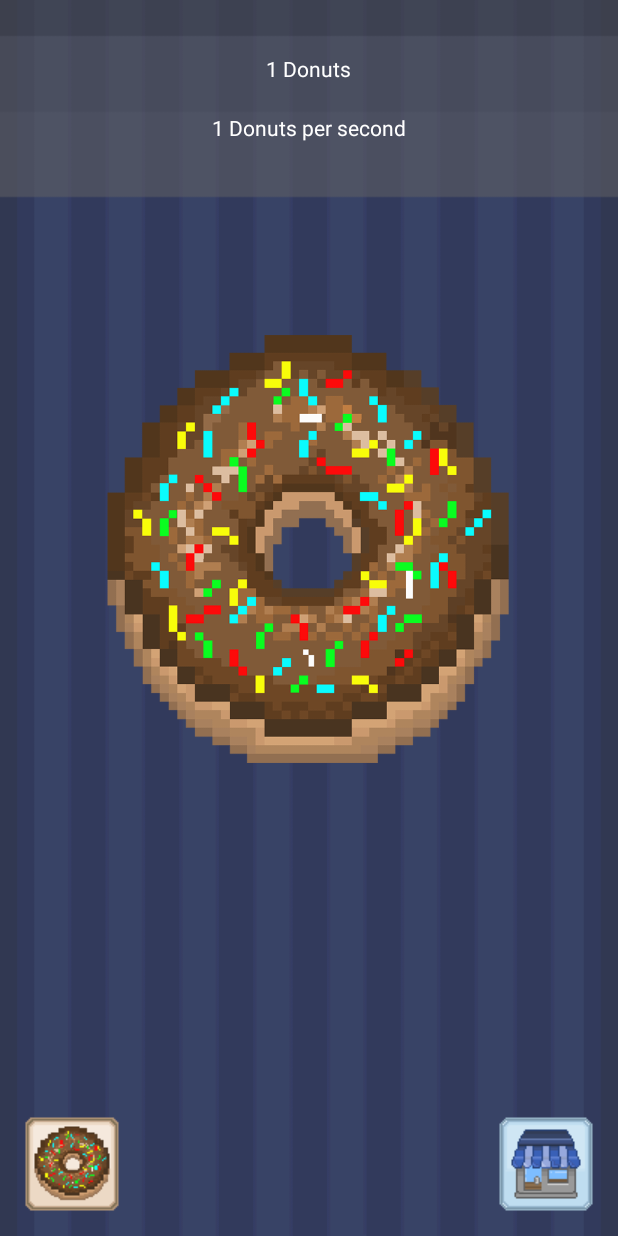
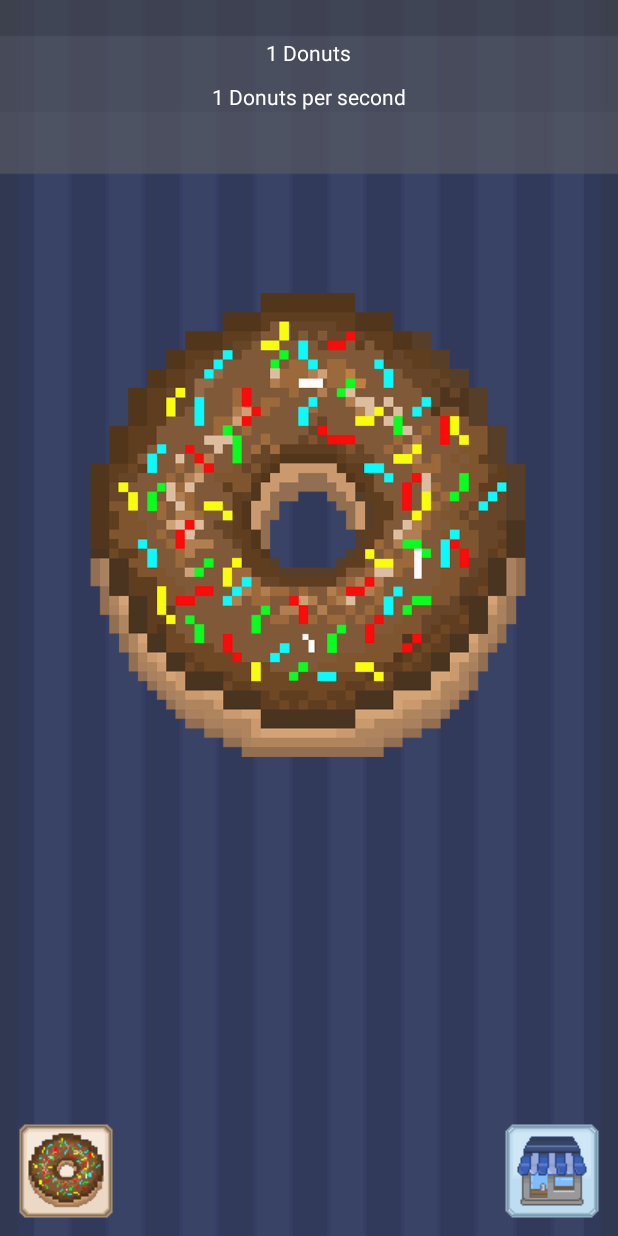
Before and after one commit to dingloid/Clicker-2, an Android app: the MainActivity screen opened directly, with no data from a screen before it, on a phone screen of 412 x 824 dp. Run offline under Robolectric (Android 15) with nearby library versions, the light colour scheme and no system bars; our stand-ins replace AdMob; libraries missing offline, so code that uses them is left out: com.plattysoft.leonids; 2 statements that could not run were skipped.

Commit message:
Working Game Update

```diff
--- a/app/src/main/java/ohpiestudio/clicker2/MainActivity.java
+++ b/app/src/main/java/ohpiestudio/clicker2/MainActivity.java
@@ -15,6 +15,9 @@ import android.view.animation.AccelerateInterpolator;
 import android.widget.ImageView;
 import android.widget.TextView;
 
+import com.google.android.gms.ads.AdRequest;
+import com.google.android.gms.ads.AdView;
+import com.google.android.gms.ads.MobileAds;
 import com.plattysoft.leonids.ParticleSystem;
 
 import ohpiestudio.clicker2.Screens.Shop;
@@ -38,6 +41,7 @@ public class MainActivity extends AppCompatActivity {
     private static final String SKIN_NAME = "savedSkin";
     static final int SHOP_CODE = 1;
     static final int SKIN_SHOP_CODE = 2;
+    private ParticleSystem particles;
 
     Skins.skinType selectedSkin;
 
@@ -56,30 +60,11 @@ public class MainActivity extends AppCompatActivity {
         donutPerSecond = donutDetails.getLong("donutPerSecond", donutPerSecond);
 
         SharedPreferences skinDetails = getSharedPreferences(SKIN_NAME, Context.MODE_PRIVATE);
-        int temp = skinDetails.getInt(SKIN_NAME,0 );
+        int temp = skinDetails.getInt(SKIN_NAME, 0);
         selectedSkin = Skins.skinType.fromInt(temp);
         setDonutImage(selectedSkin);
+        particles =  new ParticleSystem(MainActivity.this, 6, getSkin(selectedSkin), 3000, R.id.bg_hook);
 
-        rain = new CountDownTimer(1000, 1000) {
-            @Override
-            public void onTick(long millisUntilFinished) {
-            }
-            @Override
-            public void onFinish() {
-                try{
-                    startLoop();
-                }catch(Exception e){
-                    Log.e("Error", "Error: " + e.toString());
-                }
-            }
-            private void startLoop() {
-                new ParticleSystem(MainActivity.this, 6, R.drawable.defaultdonutico, 3000, R.id.bg_hook)
-                        .setSpeedByComponentsRange(0f, 0f, 0.09f, 0.15f)
-                        .setAcceleration(0.000018f, 90)
-                        .setFadeOut(2500, new AccelerateInterpolator())
-                        .emitWithGravity(findViewById(R.id.emitter), Gravity.BOTTOM, 4);
-            }
-        };
 
     }//End onCreate
 
@@ -91,6 +76,37 @@ public class MainActivity extends AppCompatActivity {
         donutPerSecondText = (TextView) findViewById(R.id.donutPerSecondText);
         ImageView toShop = (ImageView) findViewById(R.id.toShop);
         ImageView toSkinShop = (ImageView) findViewById(R.id.toSkinShop);
+
+
+        //BANNER AD
+        MobileAds.initialize(getApplicationContext(), "ca-app-pub-3274964731359118~2273860582");
+
+        AdView mAdView = (AdView) findViewById(R.id.adView);
+        AdRequest request = new AdRequest.Builder()
+                .addTestDevice(AdRequest.DEVICE_ID_EMULATOR)        // All emulators
+                .addTestDevice("5A123D239B16B42078ABB18A091B4B57")  // An example device ID
+                .build();
+//        AdRequest adRequest = new AdRequest.Builder().build();
+        mAdView.loadAd(request);
+
+        //Init Donut Particle Effect
+        rain = new CountDownTimer(1000, 1000) {
+            @Override
+            public void onTick(long millisUntilFinished) {
+            }
+            @Override
+            public void onFinish() {
+                try {
+                    particles.setSpeedByComponentsRange(0f, 0f, 0.09f, 0.15f)
+                            .setAcceleration(0.000018f, 90)
+                            .setFadeOut(2500, new AccelerateInterpolator())
+                            .emitWithGravity(findViewById(R.id.emitter), Gravity.BOTTOM, 4);
+                } catch(Exception e){
+                    Log.e("Error", "Error: " + e.toString());
+                }
+            }
+        };
+        rain.start();
 
         //Load Values
         setDonutPerSecond(String.valueOf(donutPerSecond) + " " + getString(R.string.dps));
@@ -114,7 +130,7 @@ public class MainActivity extends AppCompatActivity {
             }
         }.start();
 
-        rain.start();
+
         //Click Event for Donut Image
         donut.setOnTouchListener(new View.OnTouchListener(){
             @Override
@@ -150,6 +166,7 @@ public class MainActivity extends AppCompatActivity {
                 i.putExtra("donutAmount", donutAmount);
                 i.putExtra("donutPerSecond", donutPerSecond);
                 timer.cancel();
+                particles.cancel();
                 rain.cancel();
                 startActivityForResult(i, 1);
             }
@@ -162,6 +179,7 @@ public class MainActivity extends AppCompatActivity {
                 i.putExtra("donutAmount", donutAmount);
                 i.putExtra("donutPerSecond", donutPerSecond);
                 timer.cancel();
+                particles.cancel();
                 rain.cancel();
                 startActivityForResult(i, 2);
             }
@@ -200,6 +218,8 @@ public class MainActivity extends AppCompatActivity {
             if (resultCode == RESULT_OK) {
                 selectedSkin = (Skins.skinType) data.getSerializableExtra("skinSelected");
                 setDonutImage(selectedSkin);
+//                particles = null;
+                particles =  new ParticleSystem(MainActivity.this, 6, getSkin(selectedSkin), 3000, R.id.bg_hook);
                 timer.start();
             }
         }
@@ -241,4 +261,27 @@ public class MainActivity extends AppCompatActivity {
         }
     }
 
+    //Make particles match skin
+    private int getSkin(Skins.skinType skin){
+        int i;
+        switch (skin){
+            case DEFAULT:{
+                i = R.drawable.defaultdonutico;
+                break;
+            }
+            case PINK_DONUT:{
+                i = R.drawable.pinkdonutico;
+                break;
+            }
+            case COOKIE:{
+                i = R.drawable.cookieico;
+                break;
+            }
+            default:
+                i = R.drawable.defaultdonutico;
+                break;
+        }
+        return i;
+    }
+
 }//End
--- a/app/src/main/res/layout/activity_main.xml
+++ b/app/src/main/res/layout/activity_main.xml
@@ -3,12 +3,9 @@
     xmlns:app="http://schemas.android.com/apk/res-auto"
     xmlns:tools="http://schemas.android.com/tools"
     android:id="@+id/activity_main"
+    xmlns:ads="http://schemas.android.com/apk/res-auto"
     android:layout_width="match_parent"
     android:layout_height="match_parent"
-    android:paddingBottom="@dimen/activity_vertical_margin"
-    android:paddingLeft="@dimen/activity_horizontal_margin"
-    android:paddingRight="@dimen/activity_horizontal_margin"
-    android:paddingTop="@dimen/activity_vertical_margin"
     tools:context="ohpiestudio.clicker2.MainActivity"
     android:background="@drawable/bg">
 
@@ -30,6 +27,16 @@
 
     </FrameLayout>
 
+    <com.google.android.gms.ads.AdView
+        android:id="@+id/adView"
+        android:layout_width="wrap_content"
+        android:layout_height="wrap_content"
+        android:layout_centerHorizontal="true"
+        android:layout_alignParentBottom="true"
+        ads:adSize="BANNER"
+        ads:adUnitId="@string/banner">
+    </com.google.android.gms.ads.AdView>
+
 
     <TextView
         android:text="0"
@@ -37,7 +44,7 @@
         android:layout_height="wrap_content"
         android:layout_alignParentTop="true"
         android:layout_centerHorizontal="true"
-        android:layout_marginTop="20dp"
+        android:layout_marginTop="25dp"
         android:id="@+id/donutAmountText"
         android:textColor="#ffffff"/>
 
@@ -46,7 +53,7 @@
         android:layout_width="wrap_content"
         android:layout_height="wrap_content"
         android:layout_below="@+id/donutAmountText"
-        android:layout_marginTop="20dp"
+        android:layout_marginTop="10dp"
         android:layout_centerHorizontal="true"
         android:id="@+id/donutPerSecondText"
         android:textColor="#ffffff"/>
@@ -66,17 +73,20 @@
     <ImageView
         android:layout_width="wrap_content"
         android:layout_height="wrap_content"
-        android:id="@+id/toShop"
-        android:src="@drawable/shopico"
-        android:layout_alignParentBottom="true"
-        android:layout_alignParentEnd="true" />
+        android:id="@+id/toSkinShop"
+        android:src="@drawable/skinshopico"
+        android:layout_marginBottom="11dp"
+        android:layout_above="@+id/adView"
+        android:layout_alignParentStart="true"
+        android:layout_marginStart="12dp" />
 
     <ImageView
         android:layout_width="wrap_content"
         android:layout_height="wrap_content"
-        android:id="@+id/toSkinShop"
-        android:src="@drawable/skinshopico"
-        android:layout_alignParentBottom="true"
-        android:layout_alignParentStart="true" />
+        android:id="@+id/toShop"
+        android:src="@drawable/shopico"
+        android:layout_marginEnd="12dp"
+        android:layout_alignTop="@+id/toSkinShop"
+        android:layout_alignParentEnd="true" />
 
 </RelativeLayout>
--- a/app/src/main/res/layout/activity_main_menu.xml
+++ b/app/src/main/res/layout/activity_main_menu.xml
@@ -4,7 +4,7 @@
     android:id="@+id/activity_main_menu"
     android:layout_width="match_parent"
     android:layout_height="match_parent"
-    android:background="@drawable/mainbg"
+    android:background="@drawable/mainbg2"
     tools:context="ohpiestudio.clicker2.Screens.MainMenu">
 
     <TextView
--- a/app/src/main/res/layout/activity_shop.xml
+++ b/app/src/main/res/layout/activity_shop.xml
@@ -11,7 +11,7 @@
     <RelativeLayout
         android:layout_width="match_parent"
         android:layout_height="480dp"
-        android:layout_marginTop="75dp"
+        android:layout_marginTop="80dp"
         android:id="@+id/relativeLayout"
         android:layout_above="@+id/adView">
         <ListView
@@ -40,7 +40,7 @@
         android:layout_alignParentTop="true"
         android:layout_centerHorizontal="true"
         android:id="@+id/donutAmountText"
-        android:layout_marginTop="25dp"
+        android:layout_marginTop="20dp"
         android:textColor="#ffffff"/>
 
     <TextView
@@ -48,7 +48,7 @@
         android:layout_width="wrap_content"
         android:layout_height="wrap_content"
         android:layout_below="@+id/donutAmountText"
-        android:layout_marginTop="30dp"
+        android:layout_marginTop="10dp"
         android:layout_centerHorizontal="true"
         android:id="@+id/donutPerSecondText"
         android:textColor="#ffffff"/>
--- a/app/src/main/res/layout/activity_skin_shop.xml
+++ b/app/src/main/res/layout/activity_skin_shop.xml
@@ -11,7 +11,7 @@
     <RelativeLayout
         android:layout_width="match_parent"
         android:layout_height="480dp"
-        android:layout_marginTop="75dp"
+        android:layout_marginTop="80dp"
         android:id="@+id/relativeLayout"
         android:layout_above="@+id/adView">
         <ListView
```
Also changed, not shown: app/src/main/java/ohpiestudio/clicker2/Screens/SkinShop.java (+16 -2 lines), app/src/main/res/drawable/bg.png, app/src/main/res/drawable/mainbg2.png (added), app/src/main/res/drawable/pinkdonut.png, app/src/main/res/drawable/pinkdonutico.png, 1 other file.
